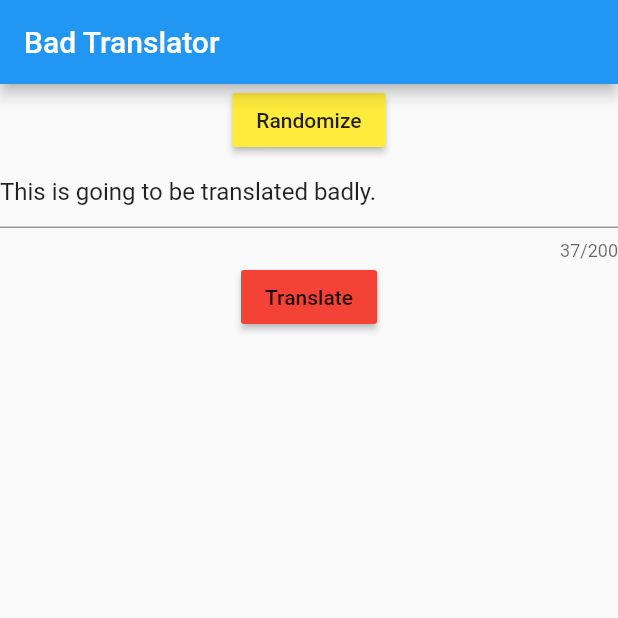
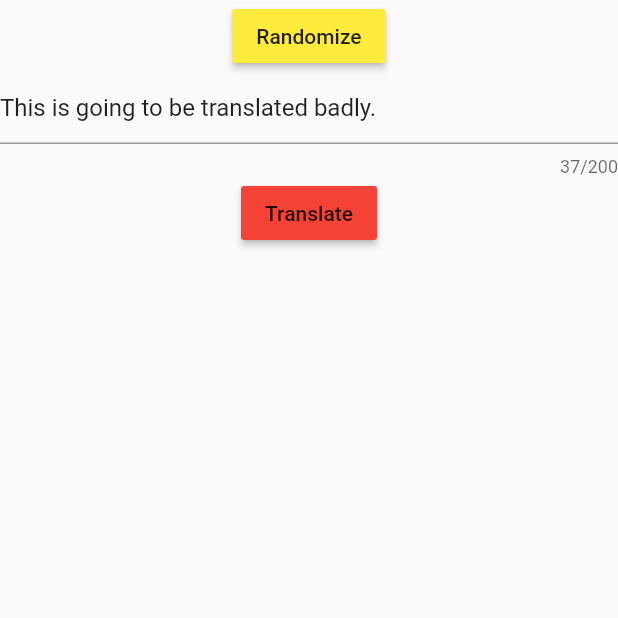
Before and after one commit to aacheng17/BadTranslator, a Flutter app: the screen it shows after launch, on a phone screen of 412 x 824 dp, the top half of it. Run offline on Flutter 3.47's test engine with Material 2 defaults, Android fonts, the phone set to English and light mode, and no system bars; missing offline and left inert: random_words.

Commit message:
Renamed asyncawait.dart to translator.dart, removed title bar of scaffold

```diff
--- a/lib/main.dart
+++ b/lib/main.dart
@@ -1,5 +1,5 @@
 import 'package:flutter/material.dart';
-import 'asyncawait.dart';
+import 'translator.dart';
 
 void main() => runApp(MyApp());
 
@@ -7,12 +7,12 @@ class MyApp extends StatelessWidget {
   @override
   Widget build(BuildContext context) {
     return MaterialApp(
-      title: 'Bad Translator',
+      title: 'BadTranslator',
       debugShowCheckedModeBanner: false,
       theme: ThemeData(
         primarySwatch: Colors.blue,
       ),
-      home: AsyncAwait(),
+      home: Translator(),
     );
   }
 }
--- a/lib/asyncawait.dart
+++ b/lib/translator.dart
@@ -4,12 +4,12 @@ import 'package:flutter/material.dart';
 import 'package:random_words/random_words.dart';
 import 'package:http/http.dart' as http;
 
-class AsyncAwait extends StatefulWidget {
+class Translator extends StatefulWidget {
   @override
-  _AsyncAwaitState createState() => _AsyncAwaitState();
+  _Translator createState() => _Translator();
 }
 
-class _AsyncAwaitState extends State<AsyncAwait> {
+class _Translator extends State<Translator> {
   TextEditingController _textEditingController;
 
   bool _isLoading = false;
@@ -91,7 +91,6 @@ class _AsyncAwaitState extends State<AsyncAwait> {
   @override
   Widget build(BuildContext context) {
     return Scaffold(
-      appBar: AppBar(title: Text("Bad Translator")),
         body: Center(
             child: Column(
                 children: [
```
Also changed, not shown: 1 other file. Lines whose indentation alone changed are shown as unchanged.
